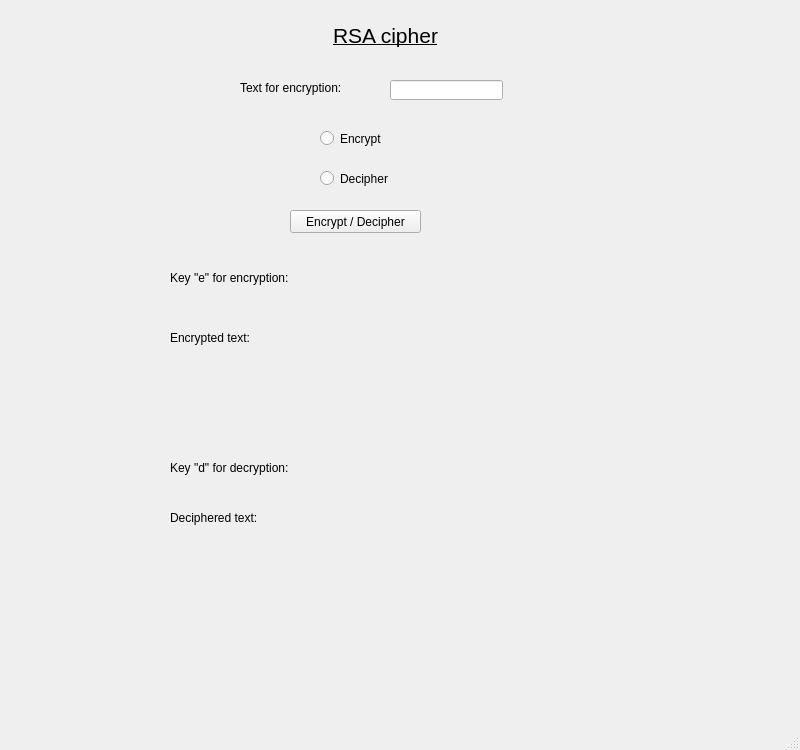
This is 4_RSA/gui.ui in kisar18/Cryptology_exercises as Qt 5 draws it before an edit. The edited form follows.
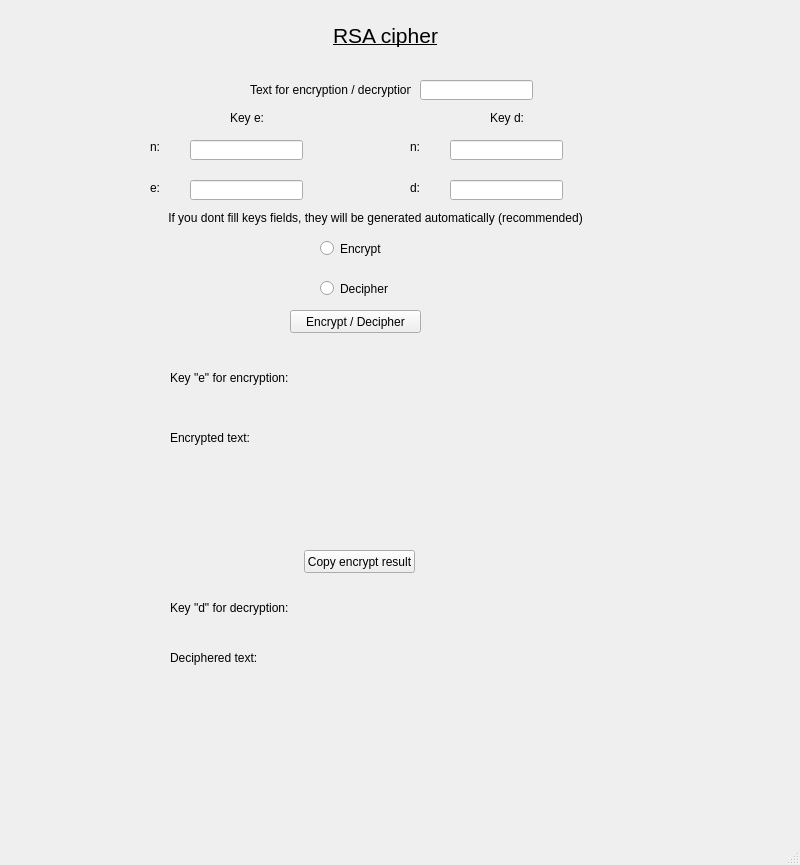
This is the edited form.

Patch:
```diff
--- a/4_RSA/gui.ui
+++ b/4_RSA/gui.ui
@@ -7,7 +7,7 @@
     <x>0</x>
     <y>0</y>
     <width>800</width>
-    <height>750</height>
+    <height>865</height>
    </rect>
   </property>
   <property name="windowTitle">
@@ -39,20 +39,20 @@
    <widget class="QLabel" name="label_2">
     <property name="geometry">
      <rect>
-      <x>240</x>
+      <x>250</x>
       <y>80</y>
-      <width>141</width>
-      <height>16</height>
+      <width>161</width>
+      <height>20</height>
      </rect>
     </property>
     <property name="text">
-     <string>Text for encryption:</string>
+     <string>Text for encryption / decryption:</string>
     </property>
    </widget>
    <widget class="QLineEdit" name="messageInput">
     <property name="geometry">
      <rect>
-      <x>390</x>
+      <x>420</x>
       <y>80</y>
       <width>113</width>
       <height>20</height>
@@ -63,7 +63,7 @@
     <property name="geometry">
      <rect>
       <x>170</x>
-      <y>330</y>
+      <y>430</y>
       <width>141</width>
       <height>16</height>
      </rect>
@@ -76,7 +76,7 @@
     <property name="geometry">
      <rect>
       <x>310</x>
-      <y>330</y>
+      <y>430</y>
       <width>461</width>
       <height>81</height>
      </rect>
@@ -92,7 +92,7 @@
     <property name="geometry">
      <rect>
       <x>310</x>
-      <y>510</y>
+      <y>650</y>
       <width>461</width>
       <height>81</height>
      </rect>
@@ -108,7 +108,7 @@
     <property name="geometry">
      <rect>
       <x>170</x>
-      <y>510</y>
+      <y>650</y>
       <width>141</width>
       <height>16</height>
      </rect>
@@ -121,7 +121,7 @@
     <property name="geometry">
      <rect>
       <x>320</x>
-      <y>130</y>
+      <y>240</y>
       <width>82</width>
       <height>17</height>
      </rect>
@@ -134,7 +134,7 @@
     <property name="geometry">
      <rect>
       <x>320</x>
-      <y>170</y>
+      <y>280</y>
       <width>82</width>
       <height>17</height>
      </rect>
@@ -147,7 +147,7 @@
     <property name="geometry">
      <rect>
       <x>290</x>
-      <y>210</y>
+      <y>310</y>
       <width>131</width>
       <height>23</height>
      </rect>
@@ -160,7 +160,7 @@
     <property name="geometry">
      <rect>
       <x>170</x>
-      <y>270</y>
+      <y>370</y>
       <width>121</width>
       <height>16</height>
      </rect>
@@ -173,7 +173,7 @@
     <property name="geometry">
      <rect>
       <x>310</x>
-      <y>270</y>
+      <y>370</y>
       <width>341</width>
       <height>20</height>
      </rect>
@@ -189,7 +189,7 @@
     <property name="geometry">
      <rect>
       <x>310</x>
-      <y>460</y>
+      <y>600</y>
       <width>341</width>
       <height>20</height>
      </rect>
@@ -205,7 +205,7 @@
     <property name="geometry">
      <rect>
       <x>170</x>
-      <y>460</y>
+      <y>600</y>
       <width>121</width>
       <height>16</height>
      </rect>
@@ -214,6 +214,153 @@
      <string>Key &quot;d&quot; for decryption:</string>
     </property>
    </widget>
+   <widget class="QLabel" name="label_7">
+    <property name="geometry">
+     <rect>
+      <x>230</x>
+      <y>110</y>
+      <width>61</width>
+      <height>16</height>
+     </rect>
+    </property>
+    <property name="text">
+     <string>Key e:</string>
+    </property>
+   </widget>
+   <widget class="QLabel" name="label_8">
+    <property name="geometry">
+     <rect>
+      <x>490</x>
+      <y>110</y>
+      <width>61</width>
+      <height>16</height>
+     </rect>
+    </property>
+    <property name="text">
+     <string>Key d:</string>
+    </property>
+   </widget>
+   <widget class="QLabel" name="label_9">
+    <property name="geometry">
+     <rect>
+      <x>150</x>
+      <y>140</y>
+      <width>47</width>
+      <height>13</height>
+     </rect>
+    </property>
+    <property name="text">
+     <string>n:</string>
+    </property>
+   </widget>
+   <widget class="QLabel" name="label_10">
+    <property name="geometry">
+     <rect>
+      <x>410</x>
+      <y>140</y>
+      <width>47</width>
+      <height>13</height>
+     </rect>
+    </property>
+    <property name="text">
+     <string>n:</string>
+    </property>
+   </widget>
+   <widget class="QLineEdit" name="keyE_n">
+    <property name="geometry">
+     <rect>
+      <x>190</x>
+      <y>140</y>
+      <width>113</width>
+      <height>20</height>
+     </rect>
+    </property>
+   </widget>
+   <widget class="QLineEdit" name="keyD_n">
+    <property name="geometry">
+     <rect>
+      <x>450</x>
+      <y>140</y>
+      <width>113</width>
+      <height>20</height>
+     </rect>
+    </property>
+   </widget>
+   <widget class="QLabel" name="label_11">
+    <property name="geometry">
+     <rect>
+      <x>150</x>
+      <y>180</y>
+      <width>31</width>
+      <height>16</height>
+     </rect>
+    </property>
+    <property name="text">
+     <string>e:</string>
+    </property>
+   </widget>
+   <widget class="QLineEdit" name="keyE_e">
+    <property name="geometry">
+     <rect>
+      <x>190</x>
+      <y>180</y>
+      <width>113</width>
+      <height>20</height>
+     </rect>
+    </property>
+   </widget>
+   <widget class="QLabel" name="label_12">
+    <property name="geometry">
+     <rect>
+      <x>410</x>
+      <y>180</y>
+      <width>31</width>
+      <height>16</height>
+     </rect>
+    </property>
+    <property name="text">
+     <string>d:</string>
+    </property>
+   </widget>
+   <widget class="QLineEdit" name="keyD_d">
+    <property name="geometry">
+     <rect>
+      <x>450</x>
+      <y>180</y>
+      <width>113</width>
+      <height>20</height>
+     </rect>
+    </property>
+   </widget>
+   <widget class="QPushButton" name="btn_copy">
+    <property name="geometry">
+     <rect>
+      <x>304</x>
+      <y>550</y>
+      <width>111</width>
+      <height>23</height>
+     </rect>
+    </property>
+    <property name="text">
+     <string>Copy encrypt result</string>
+    </property>
+   </widget>
+   <widget class="QLabel" name="label_13">
+    <property name="geometry">
+     <rect>
+      <x>160</x>
+      <y>210</y>
+      <width>431</width>
+      <height>16</height>
+     </rect>
+    </property>
+    <property name="text">
+     <string>If you dont fill keys fields, they will be generated automatically (recommended)</string>
+    </property>
+    <property name="alignment">
+     <set>Qt::AlignCenter</set>
+    </property>
+   </widget>
   </widget>
   <widget class="QMenuBar" name="menubar">
    <property name="geometry">
```
